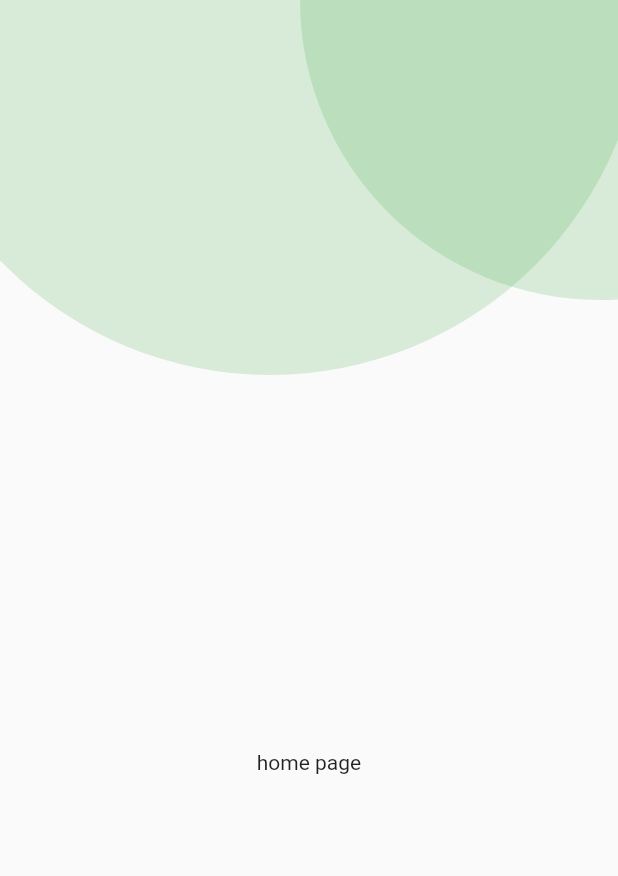
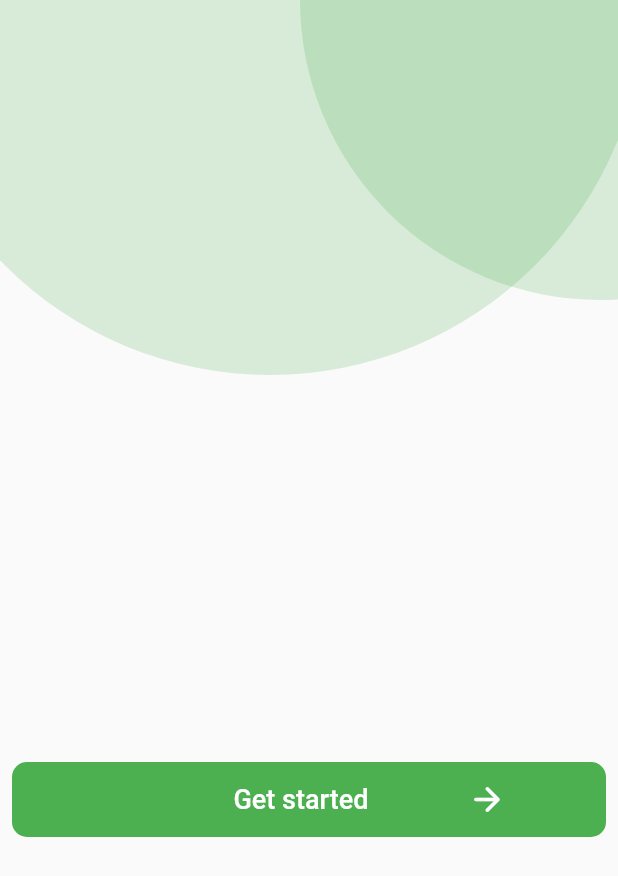
Before and after one commit to tamiratdereje/Patient-registration-and-Appointment-scheduling-system, a Flutter app: the screen it shows after launch, on a phone screen of 412 x 824 dp. Shown: the top 876 px of the screen. Run offline on Flutter 3.47's test engine with Material 2 defaults, Android fonts, the phone set to English and light mode, and no system bars.

Commit message:
custom button

```diff
--- a/afyacare/lib/presentation/screens/Home.dart
+++ b/afyacare/lib/presentation/screens/Home.dart
@@ -1,5 +1,6 @@
 import 'package:flutter/material.dart';
-import "../widgets/circleClip.dart";
+import '../widgets/circle_clip.dart';
+import '../widgets/custom_button.dart';
 
 class Home extends StatelessWidget {
   const Home({Key? key}) : super(key: key);
@@ -10,8 +11,13 @@ class Home extends StatelessWidget {
       body: Column(
         children: [
           circleClip(),
-          Center(
-            child: Text("home page"),
+          Column(
+            children: [
+              Container(
+                child: TextButton(onPressed: () {}, child:CustomButton(title: "Get started",icon:Icons.arrow_forward_rounded) ),
+              )
+
+            ],
           )
         ],
       ),
--- a/afyacare/lib/presentation/widgets/customWidget.dart
+++ /dev/null
@@ -1,12 +0,0 @@
-import 'package:flutter/material.dart';
-
-class CustomButton extends StatelessWidget {
-  const CustomButton({ Key? key }) : super(key: key);
-
-  @override
-  Widget build(BuildContext context) {
-    return Container(
-
-    );
-  }
-}
--- /dev/null
+++ b/afyacare/lib/presentation/widgets/custom_button.dart
@@ -0,0 +1,44 @@
+// ignore_for_file: public_member_api_docs, sort_constructors_first
+import 'package:flutter/material.dart';
+
+class CustomButton extends StatelessWidget {
+  final String title;
+  final double? width;
+  final double? height;
+  final IconData? icon;
+  const CustomButton({required this.title, this.width, this.height=35, this.icon });
+
+  @override
+  Widget build(BuildContext context) {
+    double width_full = double.infinity;
+    return Container(
+        width: width == null ? width_full : width,
+        height: width == null ? 50 : height,
+        // margin: EdgeInsets.all(8),
+        // padding: EdgeInsets.symmetric(horizontal: 5, vertical: 5),
+        decoration: BoxDecoration(
+          borderRadius: BorderRadius.all(Radius.circular(10)),
+          color: Colors.green,
+        ),
+        child: Row(
+          // mainAxisAlignment: MainAxisAlignment.spaceAround,
+          children: [
+            Expanded(
+
+              flex: 3,
+              child: Align(
+                alignment: Alignment.centerRight,
+                child: Text(
+                  title,
+                  style: TextStyle(
+                    color: Colors.white,
+                    fontSize: 18
+                  ),
+                ),
+              ),
+            ),
+            Expanded(flex:2,child: Icon(icon,color: Colors.white,size: 26))
+          ],
+        ));
+  }
+}
```
Also changed, not shown: afyacare/lib/presentation/widgets/circle_clip.dart (renamed from afyacare/lib/presentation/widgets/circleClip.dart).
